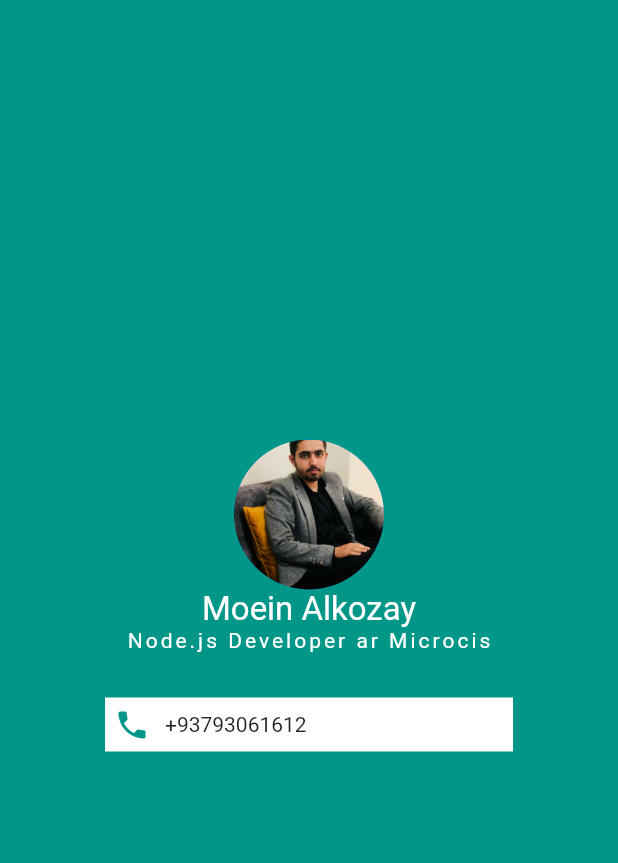
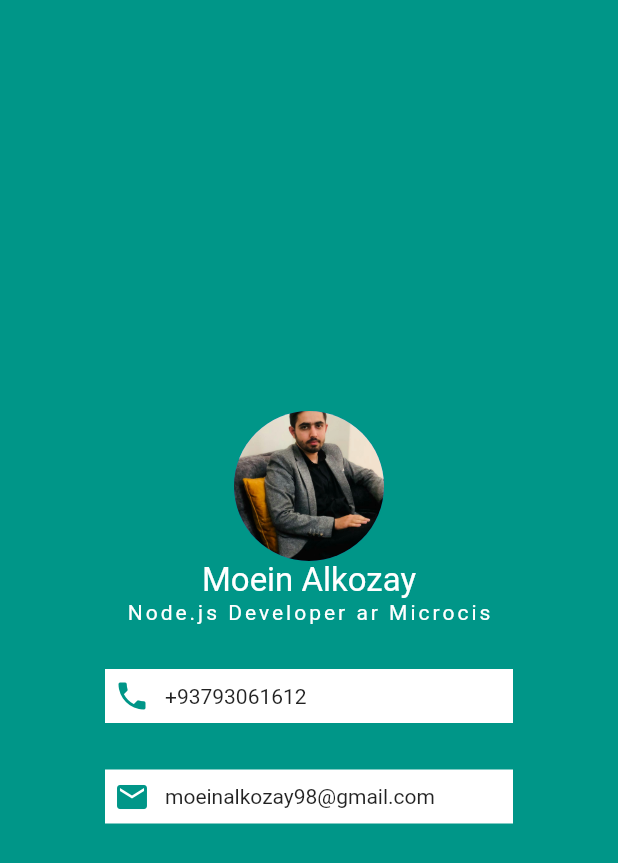
Before and after one commit to HeratUni-CS/my-portfolio-alkozayMoein, a Flutter app: the screen it shows after launch, on a phone screen of 412 x 824 dp. Shown: the top 863 px of the screen. Run offline on Flutter 3.47's test engine with Material 2 defaults, Android fonts, the phone set to English and light mode, and no system bars; Roboto replaces fonts that are missing (pacifico).

Commit message:
Add the email container

```diff
--- a/lib/main.dart
+++ b/lib/main.dart
@@ -56,6 +56,24 @@ class Card extends StatelessWidget {
                     ],
                   ),
                 ),
+                Container(
+                  color: Colors.white,
+                  padding: const EdgeInsets.all(6),
+                  margin:
+                  const EdgeInsets.symmetric(vertical: 1, horizontal: 70),
+                  child: Row(
+                    children: const [
+                      Icon(
+                        Icons.email,
+                        color: Colors.teal,
+                      ),
+                      SizedBox(
+                        width: 10,
+                      ),
+                      Text('moeinalkozay98@gmail.com')
+                    ],
+                  ),
+                ),
               ],
             ),
           ),
```
